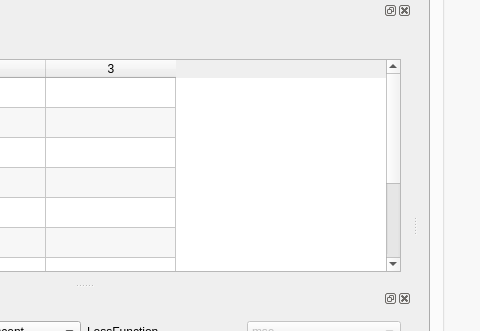
edeforas/BeeDNN, file src/DNNLab/mainwindow.ui: the form before one commit; both pictures show x 244 to 724 and y 153 to 484 of the 1141 by 737 pixel window.
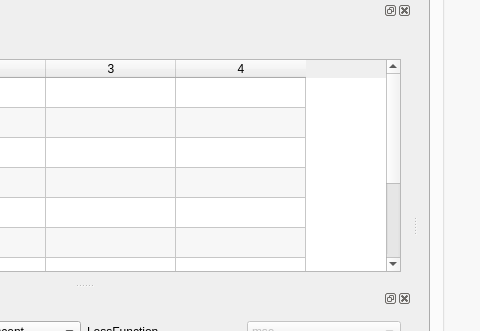
The form after the commit.

```diff
--- a/src/DNNLab/mainwindow.ui
+++ b/src/DNNLab/mainwindow.ui
@@ -352,7 +352,7 @@
         <number>10</number>
        </property>
        <property name="columnCount">
-        <number>3</number>
+        <number>4</number>
        </property>
        <attribute name="horizontalHeaderDefaultSectionSize">
         <number>130</number>
@@ -376,6 +376,7 @@
        <column/>
        <column/>
        <column/>
+       <column/>
       </widget>
      </item>
     </layout>
```
